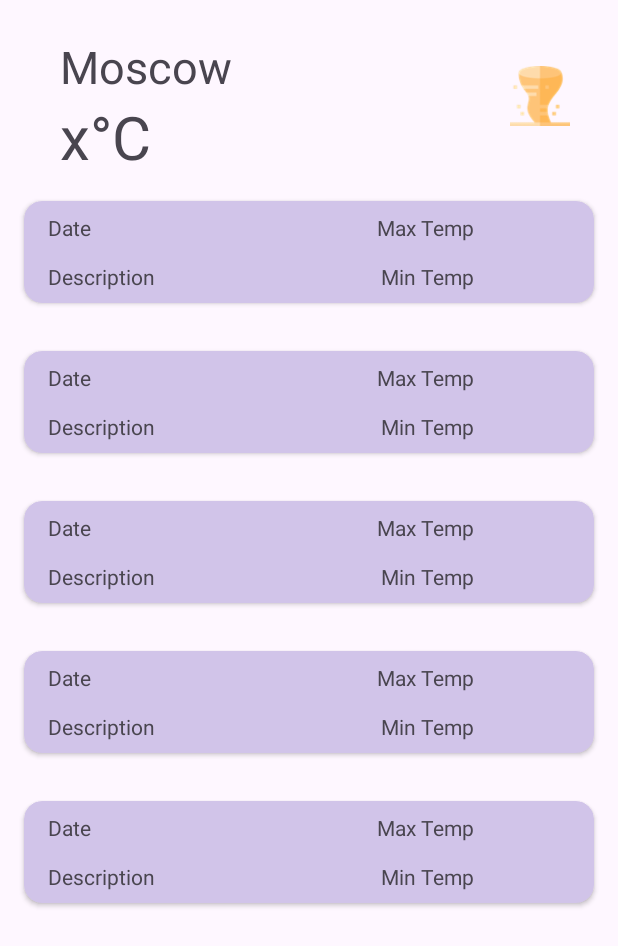
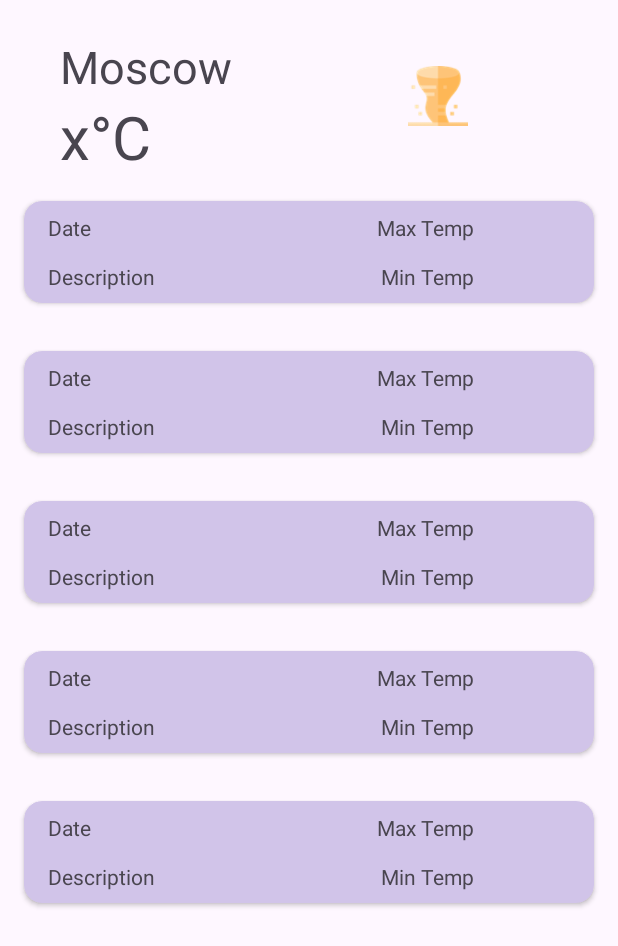
Before and after one commit to Dats-asc/SummerPracticeWeatherApp, an Android app: the layout fragment_days.xml on its own in the app's theme, with its tools: preview values and no code run, on a phone screen of 412 x 824 dp. Shown: the top 946 px of the screen. Run offline under Robolectric (Android 15) with nearby library versions, the phone set to English and light mode, and no system bars; network calls fail.

Commit message:
icon fix

```diff
--- a/app/src/main/res/layout/fragment_days.xml
+++ b/app/src/main/res/layout/fragment_days.xml
@@ -22,13 +22,13 @@
 
     <TextView
         android:id="@+id/tv_temp"
-        android:layout_width="300dp"
+        android:layout_width="0dp"
         android:layout_height="wrap_content"
         android:layout_marginStart="40dp"
         android:layout_marginTop="40dp"
         android:text="@string/currentTemp"
         android:textSize="40sp"
-        app:layout_constraintEnd_toEndOf="@+id/tv_city"
+        app:layout_constraintEnd_toStartOf="@id/iv_icon"
         app:layout_constraintHorizontal_bias="0.625"
         app:layout_constraintStart_toStartOf="parent"
         app:layout_constraintTop_toTopOf="@+id/tv_city" />
@@ -38,10 +38,10 @@
         android:layout_width="40dp"
         android:layout_height="40dp"
         android:layout_marginVertical="20dp"
-        android:layout_marginEnd="20dp"
+        android:layout_marginEnd="100dp"
         android:src="@drawable/img"
-        app:layout_constraintEnd_toEndOf="@+id/tv_city"
-        app:layout_constraintTop_toTopOf="@+id/tv_city" />
+        app:layout_constraintEnd_toEndOf="parent"
+        app:layout_constraintTop_toTopOf="@id/tv_city" />
 
     <androidx.recyclerview.widget.RecyclerView
         android:id="@+id/rv_day"
```
